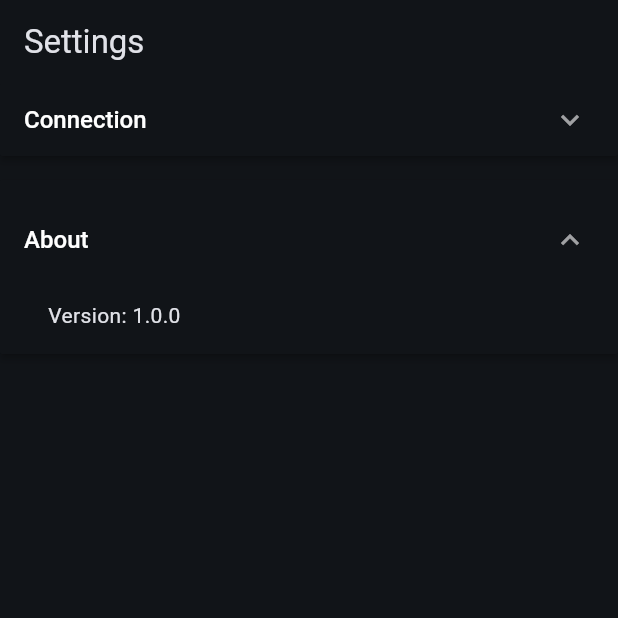
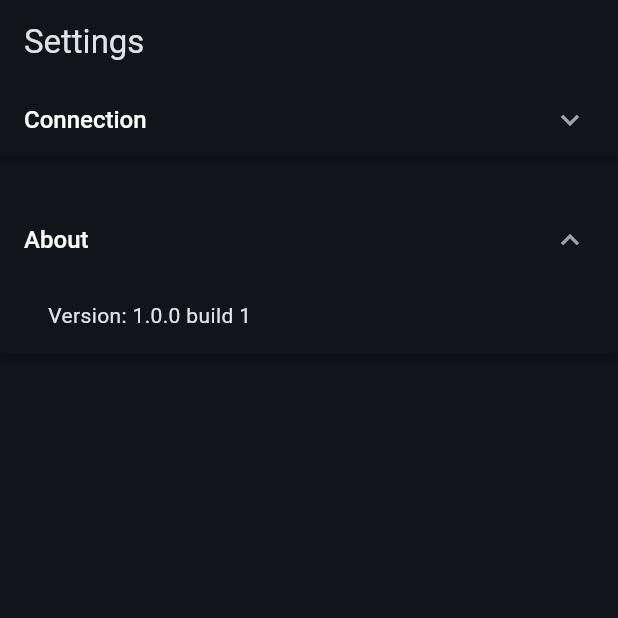
Before and after one commit to madenvel/KalinkaApp, a Flutter app: the screen it shows after launch, after a tap on "Connection", after a tap on the "expand more" icon, after a tap on "About", on a phone screen of 412 x 824 dp, the top half of it. Run offline on Flutter 3.47's test engine with Material 3 defaults, Android fonts, the phone set to English and light mode, and no system bars; our stand-ins replace cached_network_image, carousel_slider, dio, flutter_cache_manager, logger, package_info_plus and 1 more; missing offline and left inert: bonsoir.

Commit message:
Show package version in the settings

```diff
--- a/lib/settings_tab.dart
+++ b/lib/settings_tab.dart
@@ -1,8 +1,8 @@
 import 'package:flutter/material.dart';
-import 'package:kalinka/version.dart';
 import 'package:provider/provider.dart';
 import 'package:kalinka/data_provider.dart';
 import 'package:kalinka/service_discovery.dart';
+import 'package:package_info_plus/package_info_plus.dart';
 
 class SettingsTab extends StatefulWidget {
   final int expandSection;
@@ -21,6 +21,9 @@ class _SettingsTabState extends State<SettingsTab> {
 
   int expandedSection = -1;
 
+  String _appVersion = '...';
+  String _appBuildNumber = '';
+
   @override
   void initState() {
     super.initState();
@@ -29,6 +32,7 @@ class _SettingsTabState extends State<SettingsTab> {
     final port = context.read<ConnectionSettingsProvider>().port;
     _portController.text = port == 0 ? '' : port.toString();
     expandedSection = widget.expandSection;
+    _initPackageInfo();
   }
 
   @override
@@ -52,6 +56,14 @@ class _SettingsTabState extends State<SettingsTab> {
         ),
         body:
             SingleChildScrollView(child: Container(child: buildBody(context))));
+  }
+
+  Future<void> _initPackageInfo() async {
+    final packageInfo = await PackageInfo.fromPlatform();
+    setState(() {
+      _appVersion = packageInfo.version;
+      _appBuildNumber = packageInfo.buildNumber;
+    });
   }
 
   Widget buildBody(BuildContext context) {
@@ -85,14 +97,14 @@ class _SettingsTabState extends State<SettingsTab> {
                 title: Text('About'),
               );
             },
-            body: const Column(children: [
+            body: Column(children: [
               Align(
                   alignment: Alignment.centerLeft,
                   child: Padding(
-                    padding: EdgeInsets.only(left: 32),
-                    child: Text('Version: $appVersion'),
+                    padding: const EdgeInsets.only(left: 32),
+                    child: Text('Version: $_appVersion build $_appBuildNumber'),
                   )),
-              SizedBox(height: 16)
+              const SizedBox(height: 16)
             ]),
             canTapOnHeader: true),
       ],
--- a/lib/version.dart
+++ /dev/null
@@ -1 +0,0 @@
-const String appVersion = '1.0.0';
--- a/pubspec.yaml
+++ b/pubspec.yaml
@@ -46,6 +46,7 @@ dependencies:
   intl: ^0.19.0
   bonsoir: ^5.1.8
   logger: ^2.1.0
+  package_info_plus: ^8.0.2
 
 dev_dependencies:
   flutter_test:
```
Also changed, not shown: pubspec.lock, 1 other file.
